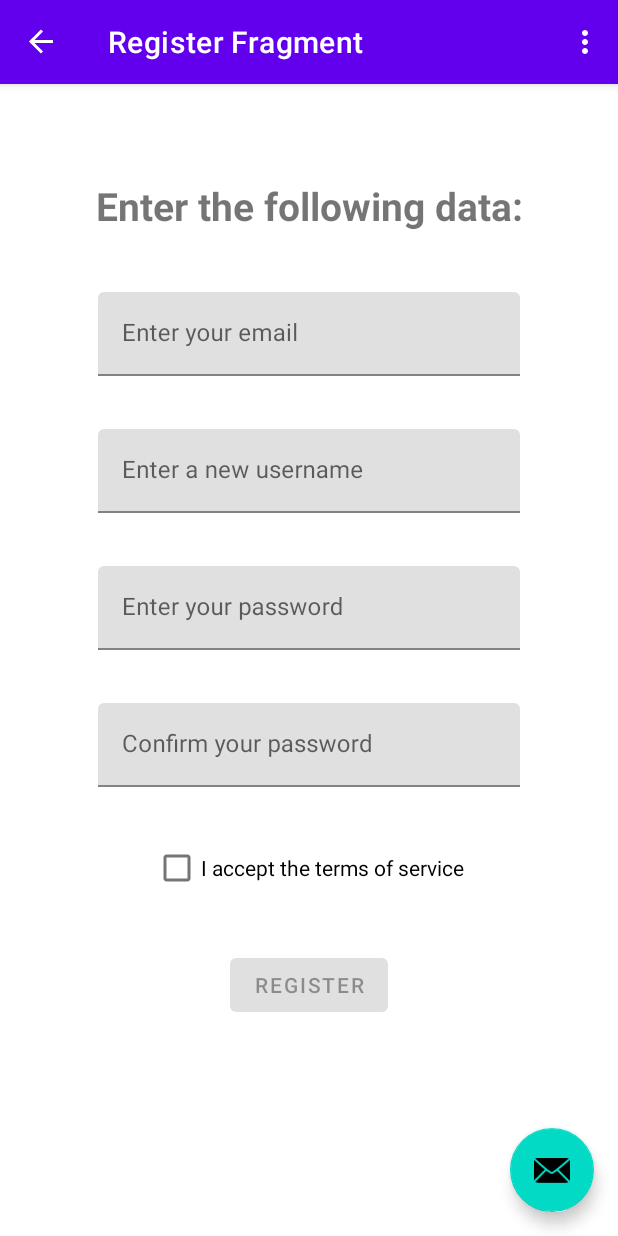
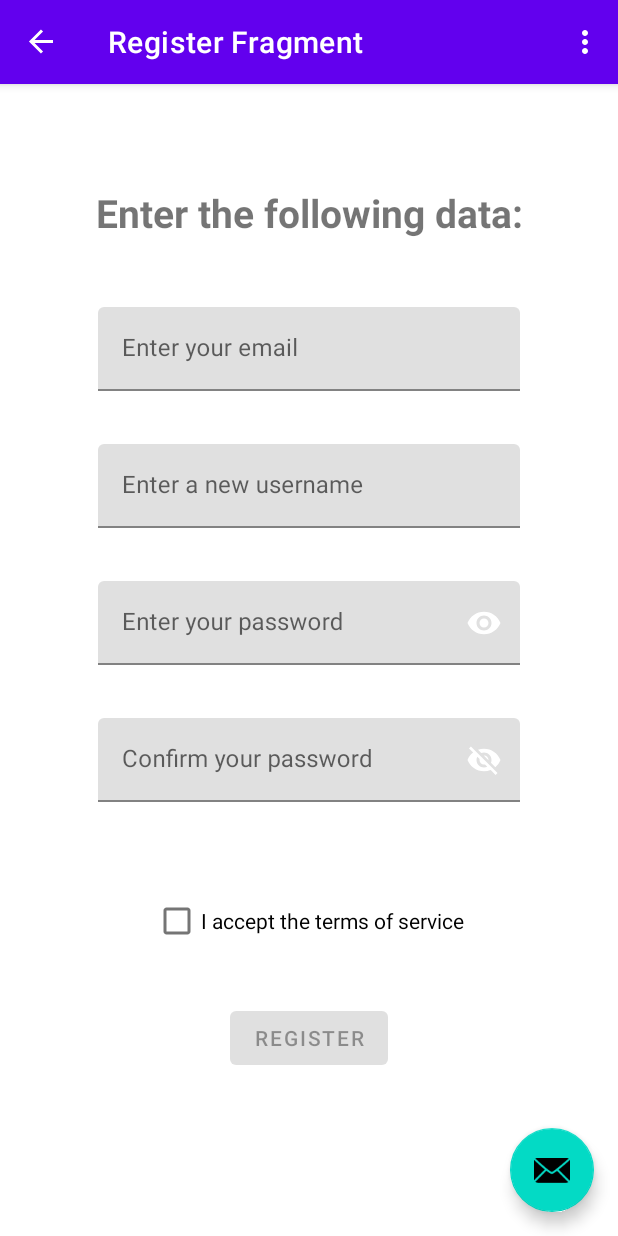
Before and after one commit to ProyectoTFG2023/SpellItForMe, an Android app: the RegistrationFragment screen opened through its navigation route, in the options menu, after a tap on "Settings", on a phone screen of 412 x 824 dp. Run offline under Robolectric (Android 15) with nearby library versions, the phone set to English and light mode, and no system bars; our stand-ins replace Room's generated code, navigation-ui.

Commit message:
Commit #8: Finalizada la funcionalidad del registro, a falta de pequeñas comprobaciones

```diff
--- a/app/src/main/java/danielabez/spellitforme/ui/RegistrationFragment.kt
+++ b/app/src/main/java/danielabez/spellitforme/ui/RegistrationFragment.kt
@@ -1,10 +1,14 @@
 package danielabez.spellitforme.ui
 
 import android.os.Bundle
+import android.text.Editable
+import android.text.TextWatcher
+import android.util.Log
 import androidx.fragment.app.Fragment
 import android.view.LayoutInflater
 import android.view.View
 import android.view.ViewGroup
+import androidx.core.view.isVisible
 import androidx.fragment.app.activityViewModels
 import androidx.lifecycle.Observer
 import androidx.navigation.fragment.findNavController
@@ -12,13 +16,16 @@ import danielabez.spellitforme.databinding.FragmentRegistrationBinding
 import danielabez.spellitforme.model.RegisteredUser
 import danielabez.spellitforme.viewModel.RegisteredUserViewModel
 import kotlinx.coroutines.runBlocking
+import java.util.Timer
+import java.util.TimerTask
 
 class RegistrationFragment : Fragment() {
     private var _binding: FragmentRegistrationBinding? = null
     private val binding get() = _binding!!
     private val registeredUserViewModel: RegisteredUserViewModel by activityViewModels()
-    private var isMailFree : Boolean = false
-    private var isUsernameFree : Boolean = false
+    private var isMailFree: Boolean = false
+    private var isUsernameFree: Boolean = false
+    private var doPasswordsMatch: Boolean = false
 
     override fun onCreateView(
         inflater: LayoutInflater, container: ViewGroup?,
@@ -31,12 +38,64 @@ class RegistrationFragment : Fragment() {
     override fun onViewCreated(view: View, savedInstanceState: Bundle?) {
         super.onViewCreated(view, savedInstanceState)
 
-        registeredUserViewModel.checkMailInUse.observe(viewLifecycleOwner, Observer<RegisteredUser>{ checkUserByMail ->
+        registeredUserViewModel.checkMailInUse.observe(viewLifecycleOwner, Observer<RegisteredUser> { checkUserByMail ->
             isMailFree = checkUserByMail == null
+            binding.tvRegisterEmailInUseWarning.isVisible = !isMailFree
         })
 
-        registeredUserViewModel.checkUsernameInUse.observe(viewLifecycleOwner, Observer<RegisteredUser>{ checkUserByUsername ->
+        registeredUserViewModel.checkUsernameInUse.observe(viewLifecycleOwner, Observer<RegisteredUser> { checkUserByUsername ->
             isUsernameFree = checkUserByUsername == null
+            binding.tvRegisterUsernameInUseWarning.isVisible = !isUsernameFree
+        })
+
+        //TODO: Falta comprobar que se usen @ y .
+        binding.tietRegisterMail.addTextChangedListener(object : TextWatcher {
+            override fun beforeTextChanged(p0: CharSequence?, p1: Int, p2: Int, p3: Int) {
+            }
+            override fun onTextChanged(p0: CharSequence?, p1: Int, p2: Int, p3: Int) {
+            }
+            override fun afterTextChanged(p0: Editable?) {
+                if (!binding.tietRegisterMail.text.toString().isNullOrEmpty()) {
+                    Log.d("SpellItForMe_Debug", "Valor escrito en el campo del correo -> " + binding.tietRegisterMail.text.toString())
+                    registeredUserViewModel.isMailInUse(binding.tietRegisterMail.text.toString())
+                    Log.d("SpellItForMe_Debug", "Se encuentra libre el correo? -> " + isMailFree)
+                }
+            }
+        })
+
+        binding.tietRegisterUsername.addTextChangedListener(object : TextWatcher {
+            override fun beforeTextChanged(p0: CharSequence?, p1: Int, p2: Int, p3: Int) {
+            }
+            override fun onTextChanged(p0: CharSequence?, p1: Int, p2: Int, p3: Int) {
+            }
+            override fun afterTextChanged(p0: Editable?) {
+                if (!binding.tietRegisterUsername.text.toString().isNullOrEmpty()) {
+                    Log.d("SpellItForMe_Debug", "Valor escrito en el campo del usuario -> " + binding.tietRegisterUsername.text.toString())
+                    registeredUserViewModel.isUsernameInUse(binding.tietRegisterUsername.text.toString())
+                    Log.d("SpellItForMe_Debug", "Se encuentra libre el nombre de usuario? -> " + isUsernameFree)
+                }
+            }
+        })
+
+        binding.tietRegisterPassword.addTextChangedListener(object: TextWatcher {
+            override fun beforeTextChanged(p0: CharSequence?, p1: Int, p2: Int, p3: Int) {
+            }
+            override fun onTextChanged(p0: CharSequence?, p1: Int, p2: Int, p3: Int) {
+            }
+            override fun afterTextChanged(p0: Editable?) {
+                verifyPasswords()
+            }
+
+        })
+
+        binding.tietRegisterRepeatPassword.addTextChangedListener(object: TextWatcher {
+            override fun beforeTextChanged(p0: CharSequence?, p1: Int, p2: Int, p3: Int) {
+            }
+            override fun onTextChanged(p0: CharSequence?, p1: Int, p2: Int, p3: Int) {
+            }
+            override fun afterTextChanged(p0: Editable?) {
+                verifyPasswords()
+            }
         })
 
         initializeCheckbox()
@@ -48,46 +107,44 @@ class RegistrationFragment : Fragment() {
         _binding = null
     }
 
-    private fun initializeCheckbox(){
-        binding.ckbRegisterAcceptTerms.setOnCheckedChangeListener(){_, isChecked ->
-            if(binding.ckbRegisterAcceptTerms.isChecked){
+    private fun verifyPasswords() {
+        if (!binding.tietRegisterPassword.text.toString().isNullOrEmpty() && !binding.tietRegisterRepeatPassword.text.toString().isNullOrEmpty()) {
+            Log.d("SpellItForMe_Debug", "Campos de contraseña llenados -> " + binding.tietRegisterPassword.text.toString() + " y " + binding.tietRegisterRepeatPassword.text.toString())
+            doPasswordsMatch = binding.tietRegisterPassword.text.toString().equals(binding.tietRegisterRepeatPassword.text.toString())
+            binding.tvRegisterNonMatchingPasswordsWarning.isVisible = !doPasswordsMatch
+
+            if (doPasswordsMatch) {
+                Log.d("SpellItForMe_Debug", "Las contraseñas coinciden")
+            }
+        }
+    }
+
+    private fun registerNewUser() {
+        if(isMailFree && isUsernameFree && doPasswordsMatch){
+            runBlocking {
+                registeredUserViewModel.addRegisteredUser(RegisteredUser(
+                    binding.tietRegisterMail.text.toString(),
+                    binding.tietRegisterUsername.text.toString(),
+                    binding.tietRegisterPassword.text.toString()
+                ))
+                findNavController().popBackStack()
+            }
+        }
+    }
+
+    private fun initializeCheckbox() {
+        binding.ckbRegisterAcceptTerms.setOnCheckedChangeListener() { _, isChecked ->
+            if (binding.ckbRegisterAcceptTerms.isChecked) {
                 binding.btRegisterRegister.setEnabled(true)
-            }
-            else {
+            } else {
                 binding.btRegisterRegister.setEnabled(false)
             }
         }
     }
 
-    //TODO: COMPROBAR LOS PARÁMETROS ANTES DE REGISTRAR NADA, POR AHORA SÓLO SE COMPRUEBA SU FUNCIONAMIENTO
-    private fun initializeRegisterButton(){
-        binding.btRegisterRegister.setOnClickListener(){
-            runBlocking {
-                registeredUserViewModel.addRegisteredUser(RegisteredUser(binding.tietRegisterMail.text.toString(), binding.tietRegisterUsername.text.toString(), binding.tietRegisterPassword.text.toString()))
-                findNavController().popBackStack()
-            }
-        }
-    }
-
-    //TODO: PREGUNTAR EN LA REVISIÓN, DUDAS SOBRE EL PLANTEAMIENTO DEL FUNCIONAMIENTO
-    private fun verifyRegister(){
-        if(!binding.tietRegisterMail.text.toString().isNullOrEmpty()){
-            registeredUserViewModel.isMailInUse(binding.tietRegisterMail.text.toString())
-            registeredUserViewModel.isNameInUse(binding.tietRegisterMail.text.toString())
-            if(isMailFree){
-                if(isUsernameFree){
-                    if(binding.tietRegisterPassword.text.toString().equals(binding.tietRegisterRepeatPassword.text.toString())){
-                        //TODO: realizar el registro aquí, puesto que ya se han comprobado todos los parámetros
-                    }
-                    else{
-                        //TODO: warning de contraseñas no idénticas
-                    }
-                }else{
-                    //TODO: warning de nombre utilizado
-                }
-            } else{
-                //TODO: warning de email utilizado
-            }
+    private fun initializeRegisterButton() {
+        binding.btRegisterRegister.setOnClickListener() {
+            registerNewUser()
         }
     }
 }
--- a/app/src/main/java/danielabez/spellitforme/viewModel/RegisteredUserViewModel.kt
+++ b/app/src/main/java/danielabez/spellitforme/viewModel/RegisteredUserViewModel.kt
@@ -1,6 +1,7 @@
 package danielabez.spellitforme.viewModel
 
 import android.app.Application
+import android.util.Log
 import androidx.lifecycle.AndroidViewModel
 import androidx.lifecycle.LiveData
 import androidx.lifecycle.MutableLiveData
@@ -38,6 +39,7 @@ class RegisteredUserViewModel(app: Application) : AndroidViewModel(app) {
     fun checkRegisteredUserByUsernameAndPassword(pUsername: String, pPassword: String) : LiveData<RegisteredUser> {
         viewModelScope.launch (Dispatchers.IO){
             val checkResult = repository.getRegisteredUserByUsernameAndPassword(pUsername, pPassword)
+            Log.d("SpellItForMe_Debug_VIEWMODEL", checkResult.toString())
             checkRegisteredUser.postValue(checkResult)
         }
         return checkRegisteredUser
@@ -51,7 +53,7 @@ class RegisteredUserViewModel(app: Application) : AndroidViewModel(app) {
         return checkMailInUse
     }
 
-    fun isNameInUse(pUsername: String) : LiveData<RegisteredUser> {
+    fun isUsernameInUse(pUsername: String) : LiveData<RegisteredUser> {
         viewModelScope.launch (Dispatchers.IO){
             val checkResult = repository.getRegisteredUserByUsername(pUsername)
             checkUsernameInUse.postValue(checkResult)
--- a/app/src/main/res/layout/fragment_login.xml
+++ b/app/src/main/res/layout/fragment_login.xml
@@ -59,7 +59,7 @@
         android:layout_height="wrap_content"
         android:layout_marginTop="35dp"
         android:text="@string/tvRegisterNow"
-        android:textColor="@color/linkRegistration"
+        android:textColor="@color/loginLinkRegistration"
         app:layout_constraintEnd_toEndOf="parent"
         app:layout_constraintStart_toStartOf="parent"
         app:layout_constraintTop_toBottomOf="@+id/btLoginLog" />
--- a/app/src/main/res/layout/fragment_registration.xml
+++ b/app/src/main/res/layout/fragment_registration.xml
@@ -10,12 +10,23 @@
         android:id="@+id/tvRegisterGuide"
         android:layout_width="wrap_content"
         android:layout_height="wrap_content"
-        android:layout_marginBottom="40dp"
+        android:layout_marginBottom="45dp"
         android:text="@string/tvRegisterGuide"
         android:textSize="26sp"
         app:layout_constraintBottom_toTopOf="@+id/tilytRegisterMail"
         app:layout_constraintEnd_toEndOf="parent"
         app:layout_constraintStart_toStartOf="parent" />
+
+    <TextView
+        android:id="@+id/tvRegisterEmailInUseWarning"
+        android:layout_width="wrap_content"
+        android:layout_height="wrap_content"
+        android:layout_marginBottom="5dp"
+        android:text="@string/tvRegisterEmailInUseWarning"
+        android:textColor="@color/registrationFieldValueAlreadyInUse"
+        android:visibility="invisible"
+        app:layout_constraintBottom_toTopOf="@+id/tilytRegisterMail"
+        app:layout_constraintStart_toStartOf="@+id/tilytRegisterMail" />
 
     <com.google.android.material.textfield.TextInputLayout
         android:id="@+id/tilytRegisterMail"
@@ -23,11 +34,13 @@
         android:layout_height="wrap_content"
         android:layout_marginStart="65dp"
         android:layout_marginEnd="65dp"
-        android:layout_marginBottom="435dp"
+        android:layout_marginBottom="415dp"
+        app:boxBackgroundMode="filled"
         app:layout_constraintBottom_toBottomOf="parent"
         app:layout_constraintEnd_toEndOf="parent"
         app:layout_constraintStart_toStartOf="parent"
-        app:layout_constraintTop_toTopOf="parent">
+        app:layout_constraintTop_toTopOf="parent"
+        app:passwordToggleEnabled="false">
 
         <com.google.android.material.textfield.TextInputEditText
             android:id="@+id/tietRegisterMail"
@@ -35,6 +48,17 @@
             android:layout_height="wrap_content"
             android:hint="@string/tietRegisterMailHint" />
     </com.google.android.material.textfield.TextInputLayout>
+
+    <TextView
+        android:id="@+id/tvRegisterUsernameInUseWarning"
+        android:layout_width="wrap_content"
+        android:layout_height="wrap_content"
+        android:layout_marginBottom="5dp"
+        android:text="@string/tvRegisterUsernameInUseWarning"
+        android:textColor="@color/registrationFieldValueAlreadyInUse"
+        android:visibility="invisible"
+        app:layout_constraintBottom_toTopOf="@+id/tilytRegisterUsername"
+        app:layout_constraintStart_toStartOf="@+id/tilytRegisterUsername" />
 
     <com.google.android.material.textfield.TextInputLayout
         android:id="@+id/tilytRegisterUsername"
@@ -57,9 +81,11 @@
         android:layout_width="0dp"
         android:layout_height="wrap_content"
         android:layout_marginTop="35dp"
+        app:endIconMode="password_toggle"
         app:layout_constraintEnd_toEndOf="@+id/tilytRegisterUsername"
         app:layout_constraintStart_toStartOf="@+id/tilytRegisterUsername"
-        app:layout_constraintTop_toBottomOf="@+id/tilytRegisterUsername">
+        app:layout_constraintTop_toBottomOf="@+id/tilytRegisterUsername"
+        app:passwordToggleEnabled="false">
 
         <com.google.android.material.textfield.TextInputEditText
             android:id="@+id/tietRegisterPassword"
@@ -73,9 +99,14 @@
         android:layout_width="0dp"
         android:layout_height="wrap_content"
         android:layout_marginTop="35dp"
+        app:counterEnabled="false"
+        app:endIconMode="password_toggle"
+        app:errorEnabled="false"
+        app:errorTextAppearance="@style/TextAppearance.AppCompat.Body1"
         app:layout_constraintEnd_toEndOf="@+id/tilytRegisterPassword"
         app:layout_constraintStart_toStartOf="@+id/tilytRegisterPassword"
-        app:layout_constraintTop_toBottomOf="@+id/tilytRegisterPassword">
+        app:layout_constraintTop_toBottomOf="@+id/tilytRegisterPassword"
+        app:passwordToggleEnabled="false">
 
         <com.google.android.material.textfield.TextInputEditText
             android:id="@+id/tietRegisterRepeatPassword"
@@ -84,11 +115,23 @@
             android:hint="@string/tietRegisterRepeatPasswordHint" />
     </com.google.android.material.textfield.TextInputLayout>
 
+    <TextView
+        android:id="@+id/tvRegisterNonMatchingPasswordsWarning"
+        android:layout_width="wrap_content"
+        android:layout_height="wrap_content"
+        android:layout_marginBottom="20dp"
+        android:text="@string/tvRegisterNonMatchingPasswordsWarning"
+        android:textColor="@color/registrationFieldValueAlreadyInUse"
+        android:visibility="invisible"
+        app:layout_constraintBottom_toTopOf="@+id/ckbRegisterAcceptTerms"
+        app:layout_constraintEnd_toEndOf="@+id/tilytRegisterRepeatPassword"
+        app:layout_constraintStart_toStartOf="@+id/tilytRegisterRepeatPassword" />
+
     <CheckBox
         android:id="@+id/ckbRegisterAcceptTerms"
         android:layout_width="wrap_content"
         android:layout_height="wrap_content"
-        android:layout_marginTop="30dp"
+        android:layout_marginTop="55dp"
         android:text="@string/ckbRegisterAcceptTerms"
         app:layout_constraintEnd_toEndOf="parent"
         app:layout_constraintStart_toStartOf="parent"
--- a/app/src/main/res/values/colors.xml
+++ b/app/src/main/res/values/colors.xml
@@ -9,5 +9,8 @@
     <color name="white">#FFFFFFFF</color>
 
     <!-- LoginFragment -->
-    <color name="linkRegistration">#4A70CC</color>
+    <color name="loginLinkRegistration">#4A70CC</color>
+
+    <!-- RegisterFragment -->
+    <color name="registrationFieldValueAlreadyInUse">#D53939</color>
 </resources>
--- a/app/src/main/res/values/strings.xml
+++ b/app/src/main/res/values/strings.xml
@@ -15,10 +15,13 @@
     <!-- HomeFragment -->
     <string name="registration_fragment_label">Register Fragment</string>
     <string name="tvRegisterGuide"><b>Enter the following data:</b></string>
+    <string name="tvRegisterEmailInUseWarning">That email is already in use</string>
     <string name="tietRegisterMailHint">Enter your email</string>
+    <string name="tvRegisterUsernameInUseWarning">That username is already in use</string>
     <string name="tietRegisterUsernameHint">Enter a new username</string>
     <string name="tietRegisterPasswordHint">Enter your password</string>
     <string name="tietRegisterRepeatPasswordHint">Confirm your password</string>
+    <string name="tvRegisterNonMatchingPasswordsWarning">The passwords do not match, check and try again</string>
     <string name="ckbRegisterAcceptTerms">I accept the terms of service</string>
     <string name="btRegisterRegister">Register</string>
     <!-- TODO: Remove or change this placeholder text -->
```
Also changed, not shown: 1 other file.
